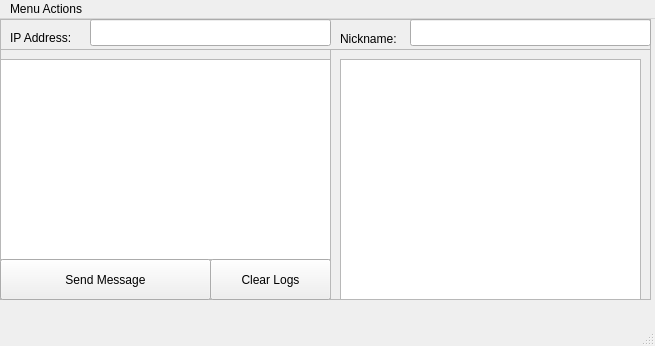
Qt form secretChat.ui (KieferSivitz/secretChat) before a commit.
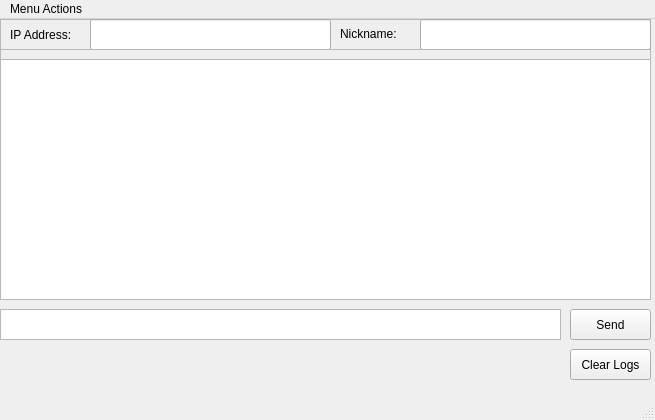
The same form after that commit.

The edit to the form file:
```diff
--- a/secretChat.ui
+++ b/secretChat.ui
@@ -7,7 +7,7 @@
     <x>0</x>
     <y>0</y>
     <width>655</width>
-    <height>346</height>
+    <height>420</height>
    </rect>
   </property>
   <property name="windowTitle">
@@ -33,9 +33,9 @@
      <property name="geometry">
       <rect>
        <x>10</x>
-       <y>10</y>
+       <y>0</y>
        <width>71</width>
-       <height>17</height>
+       <height>31</height>
       </rect>
      </property>
      <property name="text">
@@ -46,9 +46,9 @@
      <property name="geometry">
       <rect>
        <x>340</x>
-       <y>10</y>
-       <width>61</width>
-       <height>20</height>
+       <y>-1</y>
+       <width>71</width>
+       <height>31</height>
       </rect>
      </property>
      <property name="text">
@@ -61,17 +61,17 @@
        <x>90</x>
        <y>0</y>
        <width>241</width>
-       <height>27</height>
+       <height>31</height>
       </rect>
      </property>
     </widget>
     <widget class="QLineEdit" name="lineEdit_2">
      <property name="geometry">
       <rect>
-       <x>410</x>
+       <x>420</x>
        <y>0</y>
-       <width>241</width>
-       <height>27</height>
+       <width>231</width>
+       <height>31</height>
       </rect>
      </property>
     </widget>
@@ -81,59 +81,7 @@
      <rect>
       <x>0</x>
       <y>30</y>
-      <width>331</width>
-      <height>251</height>
-     </rect>
-    </property>
-    <property name="frameShape">
-     <enum>QFrame::StyledPanel</enum>
-    </property>
-    <property name="frameShadow">
-     <enum>QFrame::Raised</enum>
-    </property>
-    <widget class="QTextEdit" name="textEdit">
-     <property name="geometry">
-      <rect>
-       <x>0</x>
-       <y>10</y>
-       <width>331</width>
-       <height>201</height>
-      </rect>
-     </property>
-    </widget>
-    <widget class="QPushButton" name="pushButton_3">
-     <property name="geometry">
-      <rect>
-       <x>0</x>
-       <y>210</y>
-       <width>211</width>
-       <height>41</height>
-      </rect>
-     </property>
-     <property name="text">
-      <string>Send Message</string>
-     </property>
-    </widget>
-    <widget class="QPushButton" name="pushButton_4">
-     <property name="geometry">
-      <rect>
-       <x>210</x>
-       <y>210</y>
-       <width>121</width>
-       <height>41</height>
-      </rect>
-     </property>
-     <property name="text">
-      <string>Clear Logs</string>
-     </property>
-    </widget>
-   </widget>
-   <widget class="QFrame" name="frame_3">
-    <property name="geometry">
-     <rect>
-      <x>330</x>
-      <y>30</y>
-      <width>321</width>
+      <width>651</width>
       <height>251</height>
      </rect>
     </property>
@@ -146,14 +94,59 @@
     <widget class="QListWidget" name="listWidget">
      <property name="geometry">
       <rect>
-       <x>10</x>
+       <x>0</x>
        <y>10</y>
-       <width>301</width>
+       <width>651</width>
        <height>241</height>
       </rect>
      </property>
     </widget>
    </widget>
+   <widget class="QPushButton" name="pushButton_4">
+    <property name="geometry">
+     <rect>
+      <x>570</x>
+      <y>330</y>
+      <width>81</width>
+      <height>31</height>
+     </rect>
+    </property>
+    <property name="text">
+     <string>Clear Logs</string>
+    </property>
+   </widget>
+   <widget class="QPushButton" name="pushButton_3">
+    <property name="geometry">
+     <rect>
+      <x>570</x>
+      <y>290</y>
+      <width>81</width>
+      <height>31</height>
+     </rect>
+    </property>
+    <property name="text">
+     <string>Send</string>
+    </property>
+    <property name="autoDefault">
+     <bool>false</bool>
+    </property>
+    <property name="default">
+     <bool>false</bool>
+    </property>
+    <property name="flat">
+     <bool>false</bool>
+    </property>
+   </widget>
+   <widget class="QTextEdit" name="textEdit">
+    <property name="geometry">
+     <rect>
+      <x>0</x>
+      <y>290</y>
+      <width>561</width>
+      <height>31</height>
+     </rect>
+    </property>
+   </widget>
   </widget>
   <widget class="QMenuBar" name="menubar">
    <property name="geometry">
```
